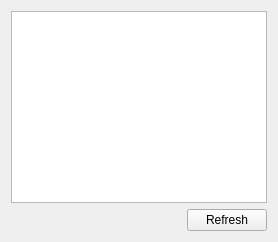
First picture: the form in WebsiteEmpireLib/website/pages/widgets/PagesStatsWidget.ui, repository icingerpower/WebsiteEmpire2, before the edit.
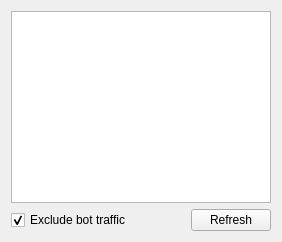
Second picture: the form after the edit.

Commit message: Complete the page-stats pipeline: download UI, merge, and bot filtering

What changed in the file:
```diff
--- a/WebsiteEmpireLib/website/pages/widgets/PagesStatsWidget.ui
+++ b/WebsiteEmpireLib/website/pages/widgets/PagesStatsWidget.ui
@@ -27,6 +27,19 @@
    </item>
    <item>
     <layout class="QHBoxLayout" name="bottomLayout">
+     <item>
+      <widget class="QCheckBox" name="checkExcludeBots">
+       <property name="text">
+        <string>Exclude bot traffic</string>
+       </property>
+       <property name="toolTip">
+        <string>Hide displays and sessions recorded with a crawler User-Agent (Googlebot, Bingbot, headless browsers…). Rows recorded before bot tracking was deployed are unclassified and always count as human.</string>
+       </property>
+       <property name="checked">
+        <bool>true</bool>
+       </property>
+      </widget>
+     </item>
      <item>
       <widget class="QLabel" name="lblRefreshed">
        <property name="text">
```
The commit also changes 28 other files.
